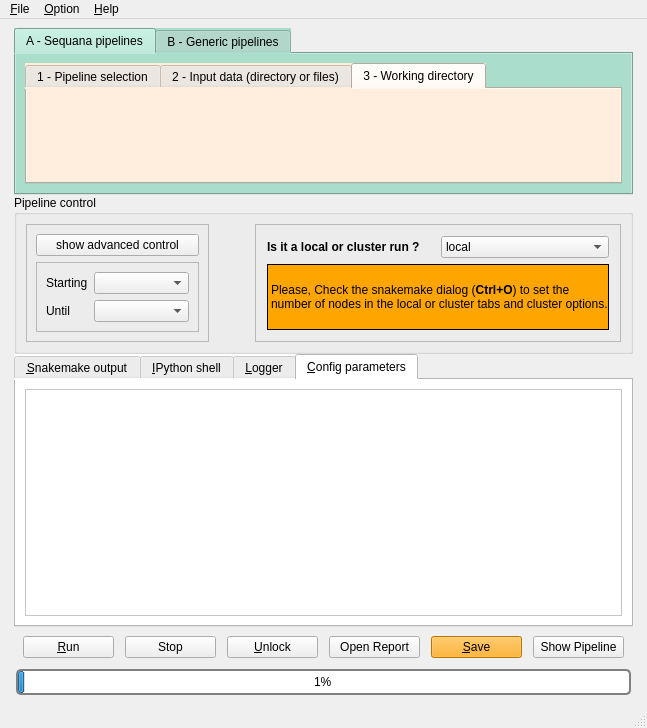
First picture: the form in sequanix/ui/mainwindow.ui, repository sequana/sequanix, before the edit.
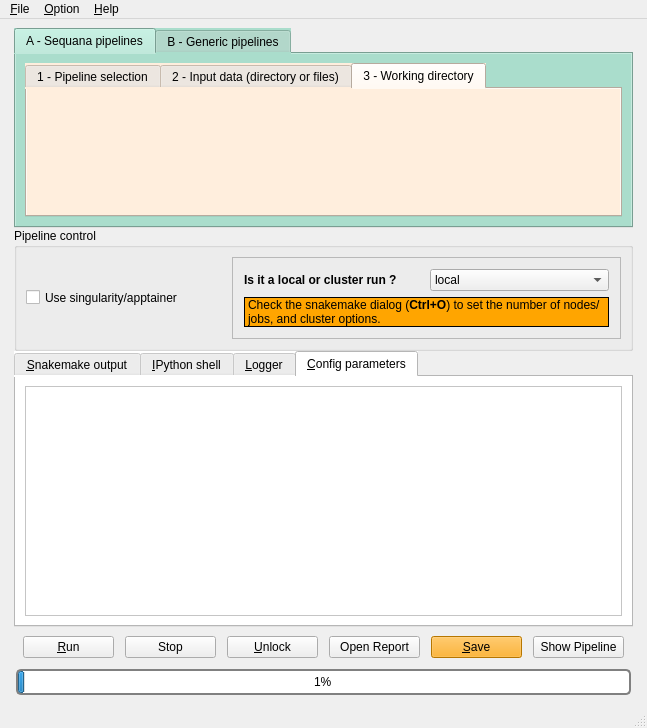
Second picture: the form after the edit. The open tabs and pages were chosen to show the change.

Diff of the .ui file:
```diff
--- a/sequanix/ui/mainwindow.ui
+++ b/sequanix/ui/mainwindow.ui
@@ -203,7 +203,7 @@
         <property name="minimumSize">
          <size>
           <width>0</width>
-          <height>167</height>
+          <height>200</height>
          </size>
         </property>
         <property name="toolTip">
@@ -999,83 +999,24 @@
         <property name="title">
          <string>Pipeline control</string>
         </property>
-        <layout class="QGridLayout" name="gridLayout_15" columnstretch="1,0,2">
+        <layout class="QGridLayout" name="gridLayout_15" columnstretch="1,0">
          <item row="0" column="0">
-          <widget class="QFrame" name="frame">
-           <property name="frameShape">
-            <enum>QFrame::StyledPanel</enum>
-           </property>
-           <property name="frameShadow">
-            <enum>QFrame::Raised</enum>
-           </property>
-           <layout class="QGridLayout" name="gridLayout_17">
-            <item row="1" column="0">
-             <widget class="QFrame" name="frame_control">
-              <property name="frameShape">
-               <enum>QFrame::StyledPanel</enum>
-              </property>
-              <property name="frameShadow">
-               <enum>QFrame::Raised</enum>
-              </property>
-              <layout class="QGridLayout" name="gridLayout_16">
-               <item row="1" column="1">
-                <layout class="QFormLayout" name="formLayout">
-                 <item row="2" column="0">
-                  <widget class="QLabel" name="label_2">
-                   <property name="text">
-                    <string>Starting</string>
-                   </property>
-                  </widget>
-                 </item>
-                 <item row="2" column="1">
-                  <widget class="QComboBox" name="starting_box"/>
-                 </item>
-                 <item row="3" column="1">
-                  <widget class="QComboBox" name="until_box">
-                   <property name="editable">
-                    <bool>false</bool>
-                   </property>
-                   <property name="currentText">
-                    <string/>
-                   </property>
-                  </widget>
-                 </item>
-                 <item row="3" column="0">
-                  <widget class="QLabel" name="label">
-                   <property name="text">
-                    <string>Until</string>
-                   </property>
-                  </widget>
-                 </item>
-                </layout>
-               </item>
-              </layout>
-             </widget>
-            </item>
-            <item row="0" column="0">
-             <widget class="QPushButton" name="show_advanced_control">
-              <property name="text">
-               <string>show advanced control</string>
-              </property>
-             </widget>
-            </item>
-           </layout>
-          </widget>
-         </item>
-         <item row="0" column="1">
-          <spacer name="horizontalSpacer">
-           <property name="orientation">
-            <enum>Qt::Horizontal</enum>
-           </property>
-           <property name="sizeHint" stdset="0">
+          <widget class="QCheckBox" name="action_apptainer">
+           <property name="maximumSize">
             <size>
-             <width>40</width>
-             <height>20</height>
+             <width>200</width>
+             <height>21</height>
             </size>
            </property>
-          </spacer>
+           <property name="toolTip">
+            <string>&lt;html&gt;&lt;head/&gt;&lt;body&gt;&lt;p&gt;If your pipeline sets apptainers (a.k.a singularity) and you want to use them, tick this box. Strongly advice for Sequana pipelines so that there is no need to install third-party standalones.&lt;/p&gt;&lt;/body&gt;&lt;/html&gt;</string>
+           </property>
+           <property name="text">
+            <string>Use singularity/apptainer</string>
+           </property>
+          </widget>
          </item>
-         <item row="0" column="2">
+         <item row="0" column="1">
           <widget class="QFrame" name="frame_3">
            <property name="frameShape">
             <enum>QFrame::StyledPanel</enum>
@@ -1137,7 +1078,7 @@
                    <enum>QFrame::Box</enum>
                   </property>
                   <property name="text">
-                   <string>&lt;html&gt;&lt;head/&gt;&lt;body&gt;&lt;p&gt;Please, Check the snakemake dialog (&lt;span style=&quot; font-weight:600;&quot;&gt;Ctrl+O&lt;/span&gt;) to set the number of nodes in the local or cluster tabs and cluster options.&lt;/p&gt;&lt;/body&gt;&lt;/html&gt;</string>
+                   <string>&lt;html&gt;&lt;head/&gt;&lt;body&gt;&lt;p&gt;Check the snakemake dialog (&lt;span style=&quot; font-weight:600;&quot;&gt;Ctrl+O&lt;/span&gt;) to set the number of nodes/jobs, and cluster options.&lt;/p&gt;&lt;/body&gt;&lt;/html&gt;</string>
                   </property>
                   <property name="wordWrap">
                    <bool>true</bool>
@@ -1303,7 +1244,7 @@
                <x>0</x>
                <y>0</y>
                <width>595</width>
-               <height>160</height>
+               <height>211</height>
               </rect>
              </property>
             </widget>
```
Left out of the diff: 8 changed lines with no effect on the pictures.
